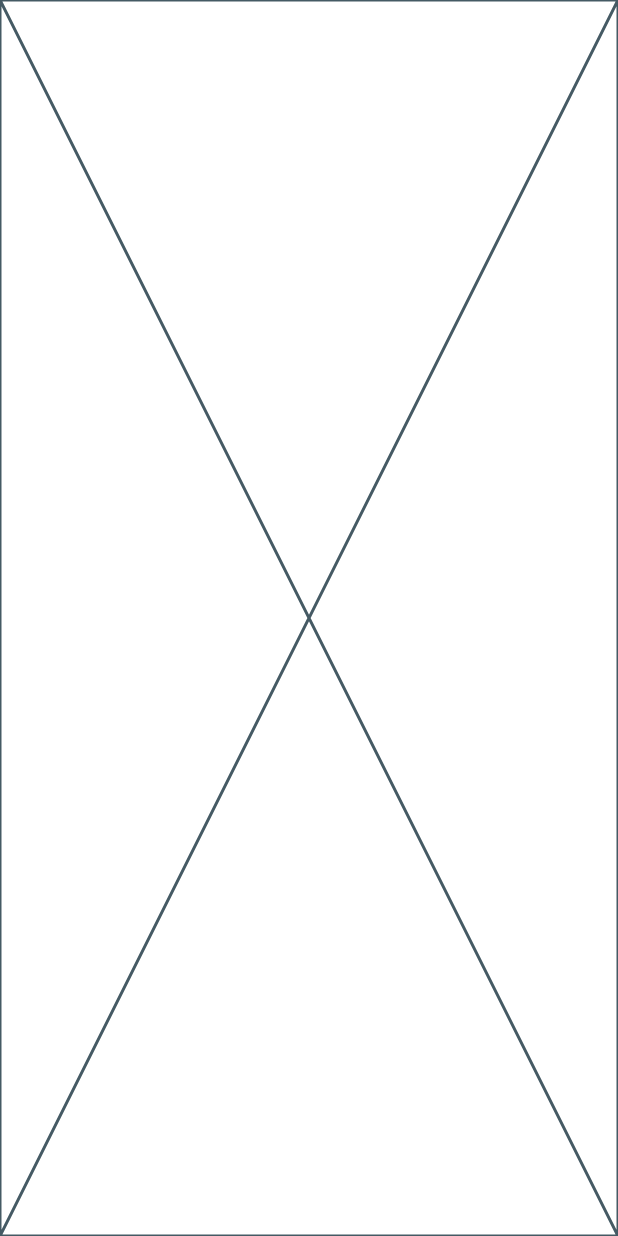
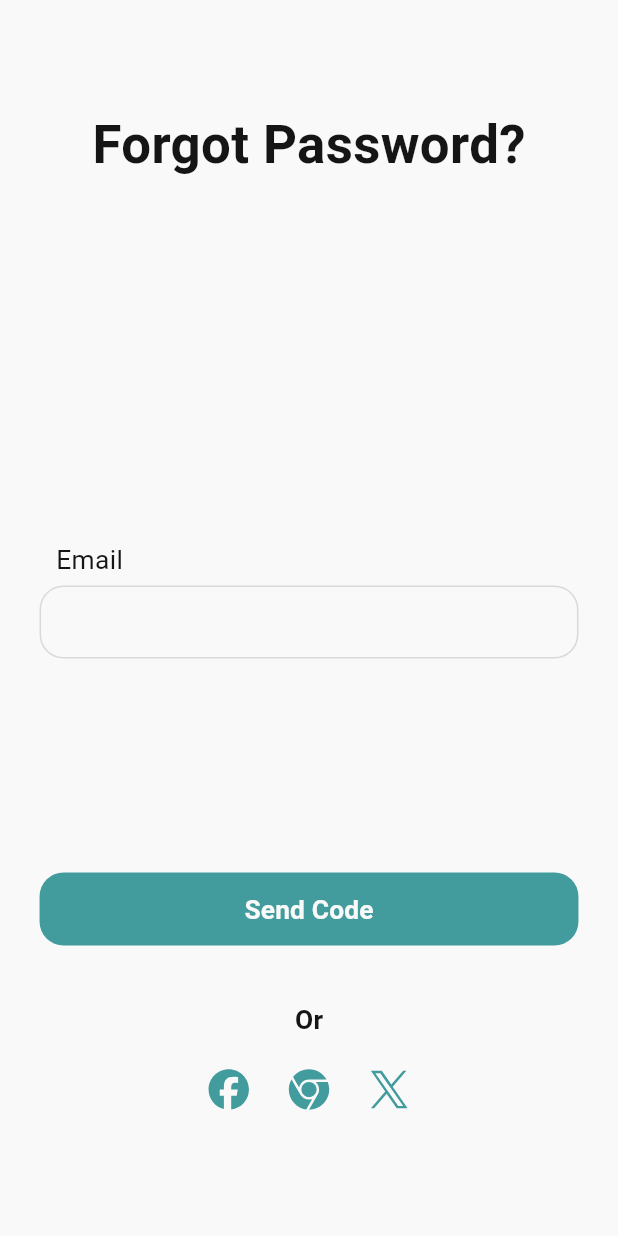
Before and after one commit to MHD912/medi_slot, a Flutter app: the LoginPage screen opened by its route, after a tap on "Forgot Password?", on a phone screen of 412 x 824 dp. Run offline on Flutter 3.47's test engine with Material 3 defaults, Android fonts, the phone set to English and light mode, and no system bars; our stand-ins replace easy_localization, flutter_bloc, flutter_screenutil, flutter_svg, get_it, go_router and 2 more; accounts and stored records are empty.

Commit message:
Added `forgot_password`, `verification`, and `change_password` pages UI

```diff
--- a/lib/core/router/app_router.dart
+++ b/lib/core/router/app_router.dart
@@ -1,10 +1,17 @@
 import 'package:flutter/material.dart';
 import 'package:flutter_bloc/flutter_bloc.dart';
 import 'package:go_router/go_router.dart';
+import 'package:medi_slot/features/authentication/change_password/cubit/change_password_cubit.dart';
+import 'package:medi_slot/features/authentication/change_password/page/change_password_page.dart';
+import 'package:medi_slot/features/authentication/forgot_password/cubit/forgot_password_cubit.dart';
+import 'package:medi_slot/features/authentication/forgot_password/page/forgot_password_page.dart';
 import 'package:medi_slot/features/authentication/login/cubit/login_cubit.dart';
 import 'package:medi_slot/features/authentication/login/page/login_page.dart';
 import 'package:medi_slot/features/authentication/signup/cubit/signup_cubit.dart';
 import 'package:medi_slot/features/authentication/signup/page/signup_page.dart';
+import 'package:medi_slot/features/authentication/verification/cubit/verification_cubit.dart';
+import 'package:medi_slot/features/authentication/verification/page/verification_page.dart';
+import 'package:medi_slot/features/home/cubit/home_cubit.dart';
 
 import '../../features/home/page/home_page.dart';
 import '../../features/onboarding/onboarding_page/cubit/onboarding_cubit.dart';
@@ -63,21 +70,30 @@ class AppRouter {
                     path: 'forgot_password',
                     name: AppRoutes.forgotPassword.name,
                     pageBuilder: TransitionFactory.slidingPageBuilder(
-                      child: const Placeholder(),
+                      child: BlocProvider<ForgotPasswordCubit>(
+                        create: (context) => ForgotPasswordCubit(),
+                        child: const ForgotPasswordPage(),
+                      ),
                     ),
                     routes: <RouteBase>[
                       GoRoute(
                         path: 'verification',
                         name: AppRoutes.verification.name,
                         pageBuilder: TransitionFactory.slidingPageBuilder(
-                          child: const Placeholder(),
+                          child: BlocProvider<VerificationCubit>(
+                            create: (context) => VerificationCubit(),
+                            child: const VerificationPage(),
+                          ),
                         ),
                         routes: <RouteBase>[
                           GoRoute(
                             path: 'change_password',
                             name: AppRoutes.changePassword.name,
                             pageBuilder: TransitionFactory.slidingPageBuilder(
-                              child: const Placeholder(),
+                              child: BlocProvider<ChangePasswordCubit>(
+                                create: (context) => ChangePasswordCubit(),
+                                child: const ChangePasswordPage(),
+                              ),
                             ),
                           ),
                         ],
@@ -92,11 +108,14 @@ class AppRouter {
             path: 'home',
             name: AppRoutes.home.name,
             pageBuilder: TransitionFactory.slidingPageBuilder(
-              child: const HomePage(),
+              child: BlocProvider<HomeCubit>(
+                create: (context) => HomeCubit(),
+                child: const HomePage(),
+              ),
             ),
             routes: <RouteBase>[
               GoRoute(
-                path: 'home',
+                path: 'profile',
                 name: AppRoutes.profile.name,
                 pageBuilder: TransitionFactory.slidingPageBuilder(
                   child: const Placeholder(),
--- /dev/null
+++ b/lib/features/authentication/change_password/cubit/change_password_cubit.dart
@@ -0,0 +1,23 @@
+import 'package:flutter/material.dart';
+import 'package:flutter_bloc/flutter_bloc.dart';
+
+part 'change_password_state.dart';
+
+class ChangePasswordCubit extends Cubit<ChangePasswordState> {
+  ChangePasswordCubit() : super(ChangePasswordInitial());
+
+  final passwordController = TextEditingController();
+  final confirmPasswordController = TextEditingController();
+  bool isPasswordVisible = false;
+  bool isConfirmPasswordVisible = false;
+
+  void togglePasswordVisibility() {
+    isPasswordVisible = !isPasswordVisible;
+    emit(ChangePasswordTogglePassword());
+  }
+
+  void toggleConfirmPasswordVisibility() {
+    isConfirmPasswordVisible = !isConfirmPasswordVisible;
+    emit(ChangePasswordToggleConfirmPassword());
+  }
+}
--- /dev/null
+++ b/lib/features/authentication/forgot_password/cubit/forgot_password_cubit.dart
@@ -0,0 +1,10 @@
+import 'package:flutter/material.dart';
+import 'package:flutter_bloc/flutter_bloc.dart';
+
+part 'forgot_password_state.dart';
+
+class ForgotPasswordCubit extends Cubit<ForgotPasswordState> {
+  ForgotPasswordCubit() : super(ForgotPasswordInitial());
+
+  final emailController = TextEditingController();
+}
--- /dev/null
+++ b/lib/features/authentication/forgot_password/cubit/forgot_password_state.dart
@@ -0,0 +1,12 @@
+part of 'forgot_password_cubit.dart';
+
+@immutable
+sealed class ForgotPasswordState {}
+
+final class ForgotPasswordInitial extends ForgotPasswordState {}
+
+final class ForgotPasswordLoading extends ForgotPasswordState {}
+
+final class ForgotPasswordError extends ForgotPasswordState {}
+
+final class ForgotPasswordSuccess extends ForgotPasswordState {}
--- /dev/null
+++ b/lib/features/authentication/forgot_password/page/forgot_password_page.dart
@@ -0,0 +1,126 @@
+import 'package:easy_localization/easy_localization.dart';
+import 'package:flutter/material.dart';
+import 'package:flutter_bloc/flutter_bloc.dart';
+import 'package:flutter_screenutil/flutter_screenutil.dart';
+import 'package:flutter_svg/svg.dart';
+import 'package:go_router/go_router.dart';
+import 'package:medi_slot/core/constants/app_routes.dart';
+
+import '../../../../core/constants/app_assets.dart';
+import '../../../../core/constants/app_strings.dart';
+import '../../../../core/constants/app_styles.dart';
+import '../../../../shared/widgets/custom_material_button.dart';
+import '../../../../shared/widgets/labeled_text_form_field.dart';
+import '../cubit/forgot_password_cubit.dart';
+
+class ForgotPasswordPage extends StatelessWidget {
+  const ForgotPasswordPage({super.key});
+
+  @override
+  Widget build(BuildContext context) {
+    final cubit = BlocProvider.of<ForgotPasswordCubit>(context);
+    return Scaffold(
+      body: Padding(
+        padding: EdgeInsets.symmetric(horizontal: 24.w),
+        child: SingleChildScrollView(
+          child: SizedBox(
+            height: MediaQuery.of(context).size.height,
+            child: Column(
+              children: [
+                Expanded(
+                  flex: 4,
+                  child: Center(
+                    child: Text(
+                      AppStrings.forgotPassword,
+                      style: AppStyles.f32w700OnSurface(context),
+                    ).tr(),
+                  ),
+                ),
+                Expanded(
+                  flex: 8,
+                  child: _emailField(cubit),
+                ),
+                Expanded(
+                  flex: 5,
+                  child: Column(
+                    children: [
+                      _sendButtonWidget(context),
+                      Spacer(),
+                      Text(
+                        AppStrings.or,
+                        style: AppStyles.f16w700.copyWith(
+                          color: Theme.of(context).colorScheme.onSurface,
+                        ),
+                      ).tr(),
+                      SizedBox(
+                        height: 10.h,
+                      ),
+                      _loginOptionsRow(),
+                      Spacer(flex: 2),
+                    ],
+                  ),
+                ),
+              ],
+            ),
+          ),
+        ),
+      ),
+    );
+  }
+
+  Widget _emailField(ForgotPasswordCubit cubit) {
+    return Column(
+      children: [
+        Spacer(flex: 7),
+        LabeledTextFormField(
+          label: AppStrings.email,
+          controller: cubit.emailController,
+          keyboardType: TextInputType.emailAddress,
+        ),
+        Spacer(flex: 6),
+      ],
+    );
+  }
+
+  Widget _sendButtonWidget(BuildContext context) {
+    return CustomMaterialButton(
+      label: AppStrings.sendCode,
+      onPressed: () => context.pushNamed(
+        AppRoutes.verification.name,
+      ),
+    );
+  }
+
+  Widget _loginOptionsRow() {
+    return Row(
+      spacing: 5.w,
+      mainAxisAlignment: MainAxisAlignment.center,
+      children: [
+        IconButton(
+          onPressed: () {},
+          padding: EdgeInsets.zero,
+          icon: SvgPicture.asset(
+            AppAssets.scalable.facebook,
+            height: 28.sp,
+          ),
+        ),
+        IconButton(
+          onPressed: () {},
+          padding: EdgeInsets.zero,
+          icon: SvgPicture.asset(
+            AppAssets.scalable.googleChrome,
+            height: 28.sp,
+          ),
+        ),
+        IconButton(
+          onPressed: () {},
+          padding: EdgeInsets.zero,
+          icon: SvgPicture.asset(
+            AppAssets.scalable.twitter,
+            height: 28.sp,
+          ),
+        ),
+      ],
+    );
+  }
+}
--- a/lib/features/authentication/login/page/login_page.dart
+++ b/lib/features/authentication/login/page/login_page.dart
@@ -27,7 +27,7 @@ class LoginPage extends StatelessWidget {
             child: Column(
               children: [
                 SizedBox(
-                  height: 40.h,
+                  height: 20.h,
                 ),
                 Center(
                   child: Text(
@@ -44,9 +44,9 @@ class LoginPage extends StatelessWidget {
                 ),
                 _forgotPasswordButton(context),
                 SizedBox(
-                  height: 178.h,
+                  height: 165.h,
                 ),
-                _loginButtonWidget(),
+                _loginButtonWidget(context),
                 SizedBox(
                   height: 38.h,
                 ),
@@ -129,10 +129,12 @@ class LoginPage extends StatelessWidget {
     );
   }
 
-  Widget _loginButtonWidget() {
+  Widget _loginButtonWidget(BuildContext context) {
     return CustomMaterialButton(
       label: AppStrings.login,
-      onPressed: () {},
+      onPressed: () => context.pushNamed(
+        AppRoutes.home.name,
+      ),
     );
   }
 
@@ -180,7 +182,9 @@ class LoginPage extends StatelessWidget {
           ),
         ).tr(),
         TextButton(
-          onPressed: () {},
+          onPressed: () => context.pushReplacementNamed(
+            AppRoutes.signup.name,
+          ),
           style: ButtonStyle(
             visualDensity: VisualDensity.compact,
             padding: WidgetStatePropertyAll(
--- /dev/null
+++ b/lib/features/authentication/verification/cubit/verification_cubit.dart
@@ -0,0 +1,20 @@
+import 'package:flutter/material.dart';
+import 'package:flutter_bloc/flutter_bloc.dart';
+
+part 'verification_state.dart';
+
+class VerificationCubit extends Cubit<VerificationState> {
+  VerificationCubit() : super(VerificationInitial());
+
+  final globalKey = GlobalKey<FormState>();
+  final codeController = TextEditingController();
+
+  String? Function(String?)? validator;
+
+  void clearValidator() {
+    validator = (String? value) {
+      return null;
+    };
+    emit(ValidatorCleared());
+  }
+}
--- a/pubspec.yaml
+++ b/pubspec.yaml
@@ -16,6 +16,7 @@ dependencies:
   flutter_svg: ^2.0.16
   get_it: ^8.0.3
   go_router: ^14.6.2
+  pin_code_fields: ^8.0.1
   shared_preferences: ^2.3.4
 
 dev_dependencies:
```
Also changed, not shown: lib/core/utilities/verify_code_text_formatter.dart (added, +16 -0 lines), lib/features/authentication/change_password/cubit/change_password_state.dart (added, +16 -0 lines), lib/features/authentication/change_password/page/change_password_page.dart (added, +106 -0 lines), lib/features/authentication/signup/page/signup_page.dart (+5 -7 lines), lib/features/authentication/verification/cubit/verification_state.dart (added, +14 -0 lines), lib/features/authentication/verification/page/verification_page.dart (added, +113 -0 lines), lib/features/authentication/verification/widgets/custom_pin_code_text_field.dart (added, +73 -0 lines), pubspec.lock.
